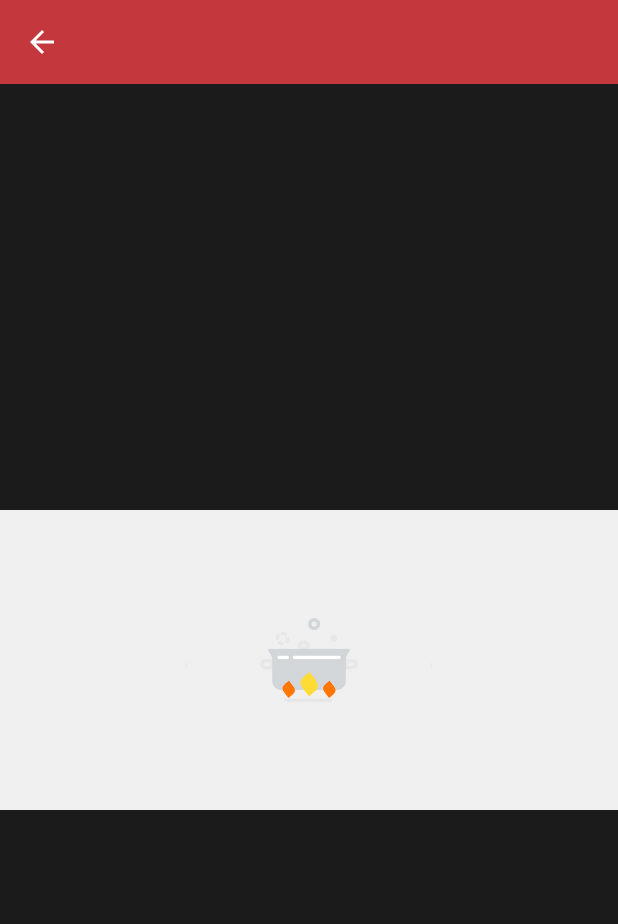
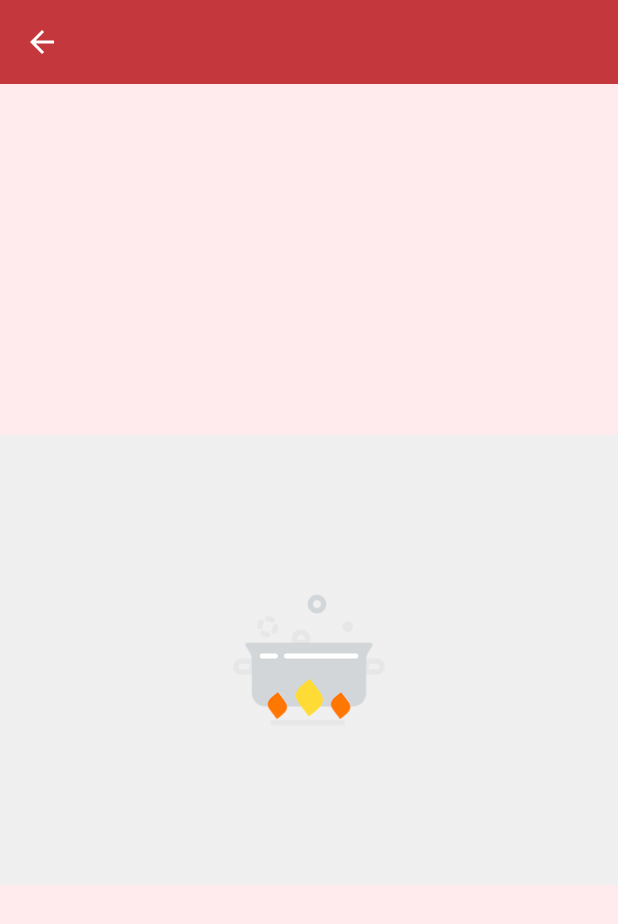
Before and after one commit to vignesh2514/foodbasedapp, an Android app: the Imageload screen opened directly, with no data from a screen before it, on a phone screen of 412 x 824 dp. Shown: the top 924 px of the screen. Run offline under Robolectric (Android 15) with nearby library versions, the phone set to English and light mode, and no system bars; our stand-ins replace Picasso; network calls fail; pictures from the network do not load; 2 statements that could not run were skipped.

Commit message:
End check

```diff
--- a/app/src/main/res/layout/activity_splash2.xml
+++ b/app/src/main/res/layout/activity_splash2.xml
@@ -4,11 +4,11 @@
         android:id="@+id/activity_splash2"
         android:layout_width="match_parent"
         android:layout_height="match_parent"
-        android:background="@drawable/white_screen"
+
         tools:context="com.v7ench.askchitvish.Splash2">
     <pl.droidsonroids.gif.GifImageView
-        android:layout_width="120dp"
-        android:layout_height="120dp"
+        android:layout_width="150dp"
+        android:layout_height="150dp"
         android:layout_centerInParent="true"
         android:src="@drawable/cooking_pot"
         android:background="@drawable/white_screen"
--- a/app/src/main/res/layout/content_imageload.xml
+++ b/app/src/main/res/layout/content_imageload.xml
@@ -5,7 +5,7 @@
     android:id="@+id/content_imageload"
     android:layout_width="match_parent"
     android:layout_height="match_parent"
-    android:background="#1c1b1b"
+    android:background="#FFEBEE"
       app:layout_behavior="@string/appbar_scrolling_view_behavior"
     tools:context="com.v7ench.askchitvish.Imageload"
     tools:showIn="@layout/activity_imageload">
@@ -13,7 +13,7 @@
 
     <ImageView
         android:layout_width="match_parent"
-        android:layout_height="200dp"
+        android:layout_height="300dp"
         android:padding="10dp"
         android:background="@drawable/load"
         android:layout_centerVertical="true"
--- a/app/src/main/res/layout/ingre.xml
+++ b/app/src/main/res/layout/ingre.xml
@@ -28,9 +28,9 @@
         <TextView
 
             android:padding="5dp"
-            android:textSize="15dp"
+            android:textSize="15sp"
             android:textColor="#2d2d2d"
-                        android:layout_width="match_parent"
+            android:layout_width="match_parent"
             android:layout_height="wrap_content"
             android:id="@+id/ingretext" />
 
```
Also changed, not shown: app/src/main/java/com/v7ench/askchitvish/DetailsActivity.java (+9 -1 lines).
